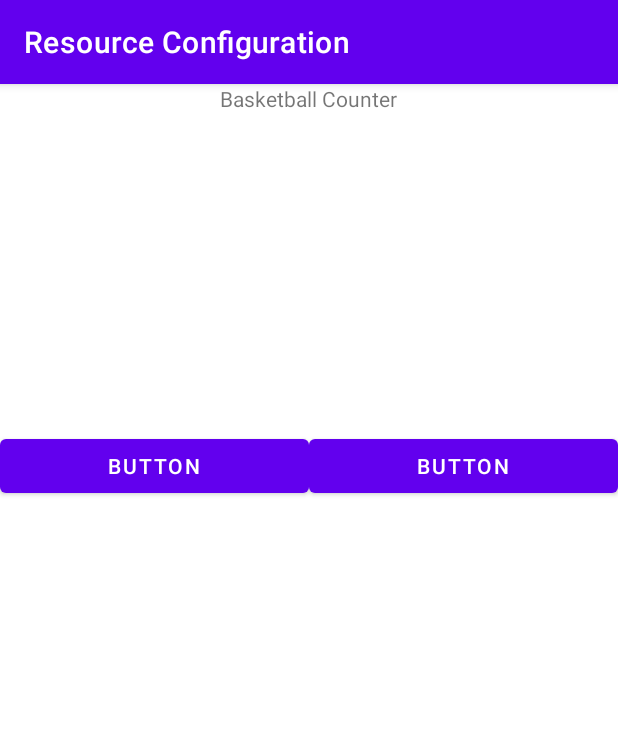
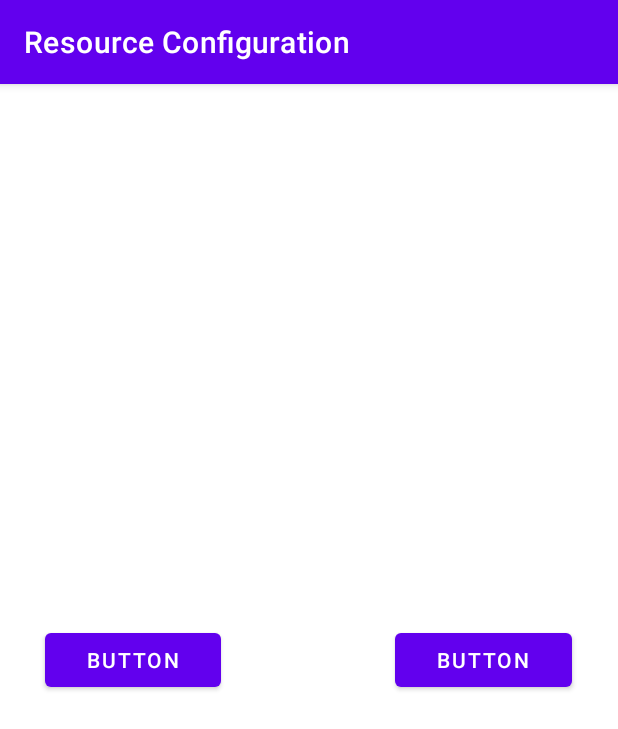
Before and after one commit to dacs30/Resource-Configuration, an Android app: the screen it shows after launch (MainActivity), on a phone screen of 412 x 824 dp. Shown: the top 729 px of the screen. Run offline under Robolectric (Android 15) with nearby library versions, the phone set to English and light mode, and no system bars.

Commit message:
changed layout

```diff
--- a/app/src/main/res/layout/activity_main.xml
+++ b/app/src/main/res/layout/activity_main.xml
@@ -1,46 +1,40 @@
 <?xml version="1.0" encoding="utf-8"?>
-<LinearLayout xmlns:android="http://schemas.android.com/apk/res/android"
+<androidx.constraintlayout.widget.ConstraintLayout xmlns:android="http://schemas.android.com/apk/res/android"
     xmlns:app="http://schemas.android.com/apk/res-auto"
     xmlns:tools="http://schemas.android.com/tools"
     android:layout_width="match_parent"
     android:layout_height="match_parent"
-    android:gravity="center|fill_vertical"
-    android:orientation="vertical"
     tools:context=".MainActivity">
 
     <LinearLayout
         android:layout_width="match_parent"
-        android:layout_height="match_parent"
-        android:layout_weight="70"
-        android:orientation="vertical">
-
-        <TextView
-            android:id="@+id/textView"
-            android:layout_width="wrap_content"
-            android:layout_height="wrap_content"
-            android:layout_gravity="center|center_vertical"
-            android:text="Basketball Counter" />
-    </LinearLayout>
-
-    <LinearLayout
-        android:layout_width="match_parent"
-        android:layout_height="match_parent"
-        android:layout_weight="30"
-        android:orientation="horizontal">
+        android:layout_height="wrap_content"
+        app:layout_constraintBottom_toBottomOf="parent"
+        app:layout_constraintEnd_toEndOf="parent"
+        app:layout_constraintStart_toStartOf="parent"
+        app:layout_constraintTop_toTopOf="parent">
 
         <Button
             android:id="@+id/button"
             android:layout_width="wrap_content"
             android:layout_height="wrap_content"
-            android:layout_weight="1"
+            android:layout_weight="0.45"
+            android:layout_marginLeft="30sp"
             android:text="Button" />
+
+        <Space
+            android:layout_width="100dp"
+            android:layout_height="wrap_content"
+            android:layout_weight="0.3" />
 
         <Button
             android:id="@+id/button2"
             android:layout_width="wrap_content"
             android:layout_height="wrap_content"
-            android:layout_weight="1"
+            android:layout_weight="0.45"
+            android:layout_marginRight="30sp"
             android:text="Button" />
+
     </LinearLayout>
 
-</LinearLayout>
+</androidx.constraintlayout.widget.ConstraintLayout>
```
